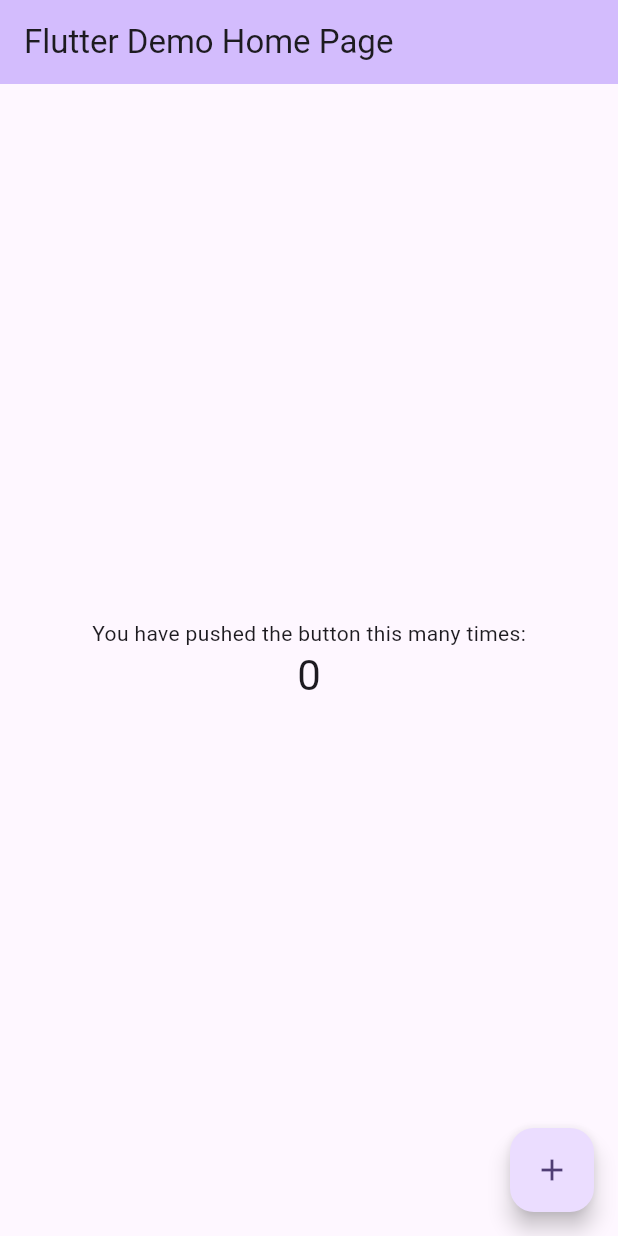
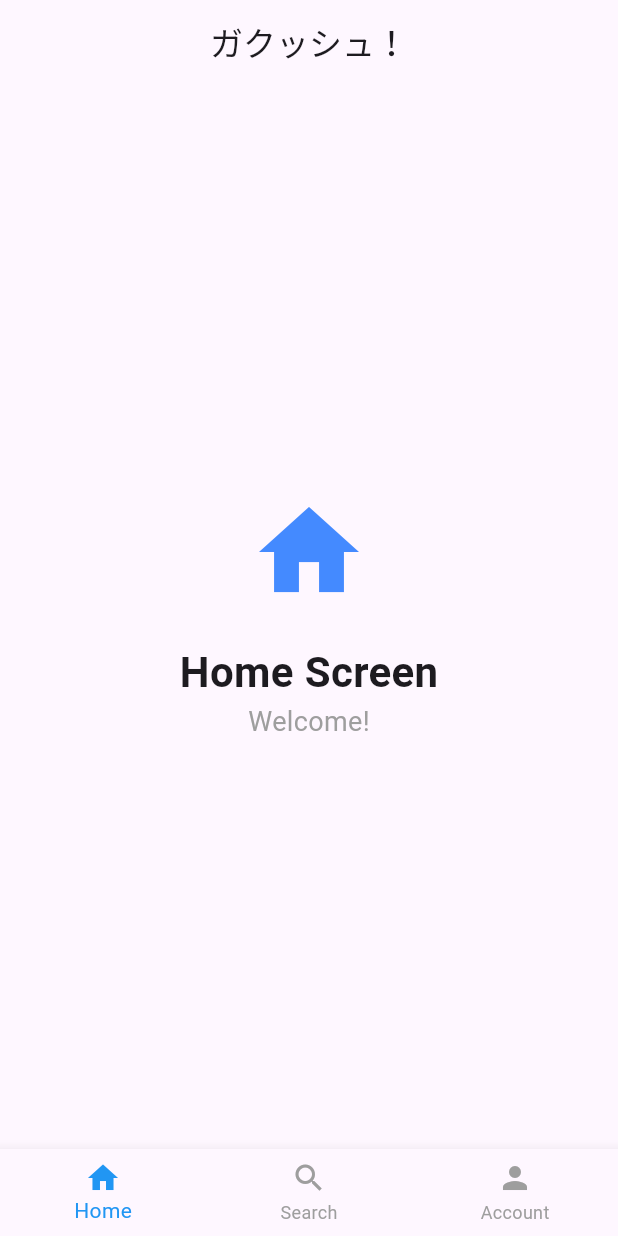
Before and after one commit to yukinkomob/Gakush, a Flutter app: the screen it shows after launch, on a phone screen of 412 x 824 dp. Run offline on Flutter 3.47's test engine with Material 3 defaults, Android fonts, the phone set to English and light mode, and no system bars.

Commit message:
ボトムナビゲーションと各ページを追加

```diff
--- a/lib/main.dart
+++ b/lib/main.dart
@@ -11,26 +11,150 @@ class MyApp extends StatelessWidget {
   @override
   Widget build(BuildContext context) {
     return MaterialApp(
-      title: 'Flutter Demo',
+      title: 'ガクッシュ！', // アプリのタイトル
       theme: ThemeData(
-        // This is the theme of your application.
-        //
-        // TRY THIS: Try running your application with "flutter run". You'll see
-        // the application has a purple toolbar. Then, without quitting the app,
-        // try changing the seedColor in the colorScheme below to Colors.green
-        // and then invoke "hot reload" (save your changes or press the "hot
-        // reload" button in a Flutter-supported IDE, or press "r" if you used
-        // the command line to start the app).
-        //
-        // Notice that the counter didn't reset back to zero; the application
-        // state is not lost during the reload. To reset the state, use hot
-        // restart instead.
-        //
-        // This works for code too, not just values: Most code changes can be
-        // tested with just a hot reload.
-        colorScheme: ColorScheme.fromSeed(seedColor: Colors.deepPurple),
+        primarySwatch: Colors.blue, // アプリのメインカラー
+        visualDensity: VisualDensity.adaptivePlatformDensity,
       ),
-      home: const MyHomePage(title: 'Flutter Demo Home Page'),
+      home: const MainScreen(), // アプリの開始画面
+    );
+  }
+}
+
+class MainScreen extends StatefulWidget {
+  const MainScreen({super.key});
+
+  @override
+  State<MainScreen> createState() => _MainScreenState();
+}
+
+class _MainScreenState extends State<MainScreen> {
+  int _currentIndex = 0; // 現在選択されているタブのインデックス
+  late PageController _pageController; // PageViewを制御するためのコントローラ
+
+  @override
+  void initState() {
+    super.initState();
+    _pageController = PageController(initialPage: _currentIndex); // 初期ページを設定
+  }
+
+  @override
+  void dispose() {
+    _pageController.dispose(); // コントローラを破棄し、リソースを解放
+    super.dispose();
+  }
+
+  // ボトムナビゲーションバーのアイテムがタップされたときに呼び出されるメソッド
+  void _onTabTapped(int index) {
+    setState(() {
+      _currentIndex = index; // 現在のインデックスを更新
+      _pageController.animateToPage(
+        index,
+        duration: const Duration(milliseconds: 300), // ページ切り替えのアニメーション時間
+        curve: Curves.ease, // アニメーションのカーブ
+      );
+    });
+  }
+
+  @override
+  Widget build(BuildContext context) {
+    return Scaffold(
+      appBar: AppBar(
+        title: const Text('ガクッシュ！'), // ここにタイトルバーを追加
+        centerTitle: true, // タイトルを中央に配置
+      ),
+      body: PageView(
+        controller: _pageController,
+        // ユーザーがスワイプでページを切り替えたときに、ボトムナビゲーションバーの選択状態も更新
+        onPageChanged: (index) {
+          setState(() {
+            _currentIndex = index;
+          });
+        },
+        children: const <Widget>[
+          // 各タブに対応する画面
+          HomeScreen(),
+          SearchScreen(),
+          AccountScreen(),
+        ],
+      ),
+      bottomNavigationBar: BottomNavigationBar(
+        currentIndex: _currentIndex, // 現在選択されているタブを設定
+        onTap: _onTabTapped, // タブがタップされたときの処理
+        selectedItemColor: Colors.blue, // 選択されたアイテムの色
+        unselectedItemColor: Colors.grey, // 選択されていないアイテムの色
+        items: const <BottomNavigationBarItem>[
+          BottomNavigationBarItem(
+            icon: Icon(Icons.home),
+            label: 'Home',
+          ),
+          BottomNavigationBarItem(
+            icon: Icon(Icons.search),
+            label: 'Search',
+          ),
+          BottomNavigationBarItem(
+            icon: Icon(Icons.person),
+            label: 'Account',
+          ),
+        ],
+      ),
+    );
+  }
+}
+
+class HomeScreen extends StatelessWidget {
+  const HomeScreen({super.key});
+
+  @override
+  Widget build(BuildContext context) {
+    return const Center(
+      child: Column(
+        mainAxisAlignment: MainAxisAlignment.center,
+        children: [
+          Icon(Icons.home, size: 80, color: Colors.blueAccent),
+          SizedBox(height: 20),
+          Text('Home Screen', style: TextStyle(fontSize: 28, fontWeight: FontWeight.bold)),
+          Text('Welcome!', style: TextStyle(fontSize: 18, color: Colors.grey)),
+        ],
+      ),
+    );
+  }
+}
+
+class SearchScreen extends StatelessWidget {
+  const SearchScreen({super.key});
+
+  @override
+  Widget build(BuildContext context) {
+    return const Center(
+      child: Column(
+        mainAxisAlignment: MainAxisAlignment.center,
+        children: [
+          Icon(Icons.search, size: 80, color: Colors.green),
+          SizedBox(height: 20),
+          Text('Search Screen', style: TextStyle(fontSize: 28, fontWeight: FontWeight.bold)),
+          Text('Find what you need.', style: TextStyle(fontSize: 18, color: Colors.grey)),
+        ],
+      ),
+    );
+  }
+}
+
+class AccountScreen extends StatelessWidget {
+  const AccountScreen({super.key});
+
+  @override
+  Widget build(BuildContext context) {
+    return const Center(
+      child: Column(
+        mainAxisAlignment: MainAxisAlignment.center,
+        children: [
+          Icon(Icons.person, size: 80, color: Colors.deepOrange),
+          SizedBox(height: 20),
+          Text('Account Screen', style: TextStyle(fontSize: 28, fontWeight: FontWeight.bold)),
+          Text('Manage your profile.', style: TextStyle(fontSize: 18, color: Colors.grey)),
+        ],
+      ),
     );
   }
 }
```
